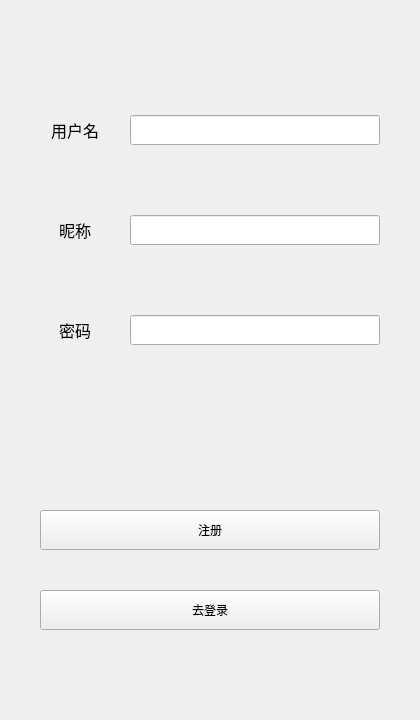
GuThree/movie_client, file movie_client/register.ui: the form before one commit.
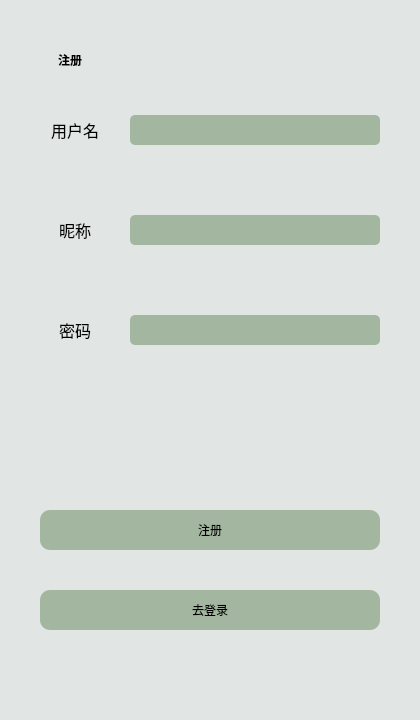
The form after the commit.

Diff of the .ui file:
```diff
--- a/movie_client/register.ui
+++ b/movie_client/register.ui
@@ -25,6 +25,32 @@
   <property name="windowTitle">
    <string>Form</string>
   </property>
+  <property name="styleSheet">
+   <string notr="true">QWidget#Register{
+	background-color:rgb(225, 229, 228);
+}
+QPushButton#registerButton{
+	background-color:rgb(163, 183, 160);
+	border-radius:10px;
+}
+QPushButton#loginButton{
+	background-color:rgb(163, 183, 160);
+	border-radius:10px;
+}
+QLineEdit#userLineEdit{
+	background-color:rgb(163, 183, 160);
+	border-radius:5px;
+}
+QLineEdit#passwdLineEdit{
+	background-color:rgb(163, 183, 160);
+	border-radius:5px;
+}
+QLineEdit#nameLineEdit{
+	background-color:rgb(163, 183, 160);
+	border-radius:5px;
+}
+</string>
+  </property>
   <widget class="QLabel" name="label">
    <property name="geometry">
     <rect>
@@ -187,6 +213,9 @@
      <height>40</height>
     </size>
    </property>
+   <property name="styleSheet">
+    <string notr="true">font: 11pt &quot;黑体&quot;;</string>
+   </property>
    <property name="text">
     <string>注册</string>
    </property>
@@ -212,10 +241,29 @@
      <height>40</height>
     </size>
    </property>
+   <property name="styleSheet">
+    <string notr="true">font: 11pt &quot;黑体&quot;;</string>
+   </property>
    <property name="text">
     <string>去登录</string>
    </property>
   </widget>
+  <widget class="QLabel" name="label_4">
+   <property name="geometry">
+    <rect>
+     <x>40</x>
+     <y>40</y>
+     <width>60</width>
+     <height>40</height>
+    </rect>
+   </property>
+   <property name="styleSheet">
+    <string notr="true">font: 16pt &quot;黑体&quot;;</string>
+   </property>
+   <property name="text">
+    <string>&lt;html&gt;&lt;head/&gt;&lt;body&gt;&lt;p align=&quot;center&quot;&gt;&lt;span style=&quot; font-weight:600;&quot;&gt;注册&lt;/span&gt;&lt;/p&gt;&lt;/body&gt;&lt;/html&gt;</string>
+   </property>
+  </widget>
  </widget>
  <resources/>
  <connections/>
```
Left out of the diff: 9 changed lines with no effect on the pictures.
